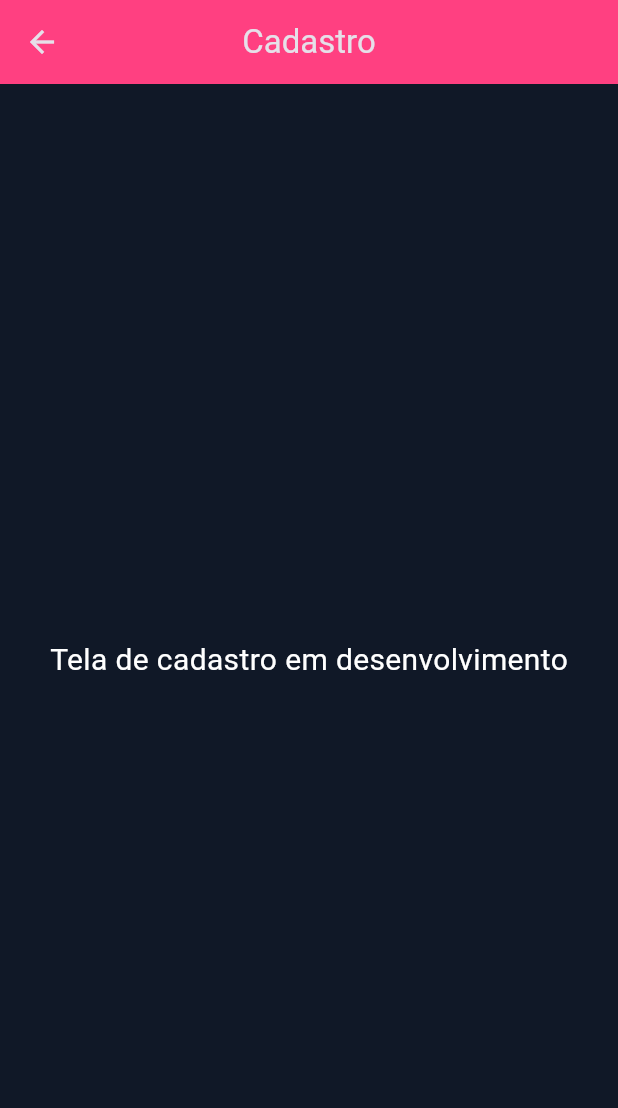
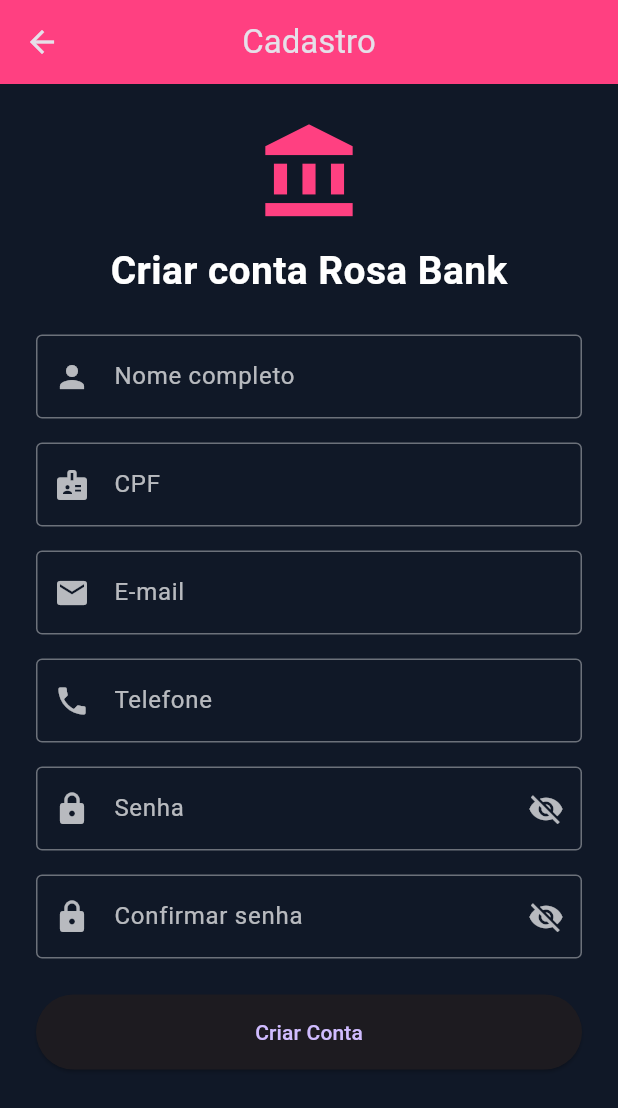
Before and after one commit to Rosangeladias88/rosa-bank, a Flutter app: the CadastroPage screen opened by its route, on a phone screen of 412 x 824 dp. Shown: the top 1108 px of the screen. Run offline on Flutter 3.47's test engine with Material 3 defaults, Android fonts, the phone set to English and light mode, and no system bars; our stand-ins replace fl_chart, shared_preferences; accounts and stored records are empty.

Commit message:
Adiciona formulario de cadastro

```diff
--- a/lib/cadastro.dart
+++ b/lib/cadastro.dart
@@ -1,7 +1,31 @@
 import 'package:flutter/material.dart';
 
-class CadastroPage extends StatelessWidget {
+class CadastroPage extends StatefulWidget {
   const CadastroPage({super.key});
+
+  @override
+  State<CadastroPage> createState() => _CadastroPageState();
+}
+
+class _CadastroPageState extends State<CadastroPage> {
+  final _formCadastro = GlobalKey<FormState>();
+
+  bool mostrarSenha = false;
+  bool mostrarConfirmarSenha = false;
+
+  String senha = '';
+
+  void criarConta() {
+    if (_formCadastro.currentState!.validate()) {
+      ScaffoldMessenger.of(context).showSnackBar(
+        const SnackBar(
+          content: Text('Conta criada com sucesso!'),
+        ),
+      );
+
+      Navigator.pop(context);
+    }
+  }
 
   @override
   Widget build(BuildContext context) {
@@ -12,12 +36,167 @@
         backgroundColor: Colors.pinkAccent,
         centerTitle: true,
       ),
-      body: const Center(
-        child: Text(
-          'Tela de cadastro em desenvolvimento',
-          style: TextStyle(color: Colors.white, fontSize: 20),
+      body: SingleChildScrollView(
+        child: Padding(
+          padding: const EdgeInsets.all(24),
+          child: Form(
+            key: _formCadastro,
+            child: Column(
+              children: [
+                const Icon(
+                  Icons.account_balance,
+                  size: 70,
+                  color: Colors.pinkAccent,
+                ),
+
+                const SizedBox(height: 12),
+
+                const Text(
+                  'Criar conta Rosa Bank',
+                  style: TextStyle(
+                    color: Colors.white,
+                    fontSize: 26,
+                    fontWeight: FontWeight.bold,
+                  ),
+                ),
+
+                const SizedBox(height: 24),
+
+                campoTexto('Nome completo', Icons.person),
+
+                const SizedBox(height: 16),
+
+                campoTexto('CPF', Icons.badge),
+
+                const SizedBox(height: 16),
+
+                campoTexto('E-mail', Icons.email),
+
+                const SizedBox(height: 16),
+
+                campoTexto('Telefone', Icons.phone),
+
+                const SizedBox(height: 16),
+
+                TextFormField(
+                  obscureText: !mostrarSenha,
+                  style: const TextStyle(color: Colors.white),
+                  decoration: InputDecoration(
+                    labelText: 'Senha',
+                    labelStyle: const TextStyle(color: Colors.white70),
+                    prefixIcon: const Icon(Icons.lock, color: Colors.white70),
+                    suffixIcon: IconButton(
+                      icon: Icon(
+                        mostrarSenha
+                            ? Icons.visibility
+                            : Icons.visibility_off,
+                        color: Colors.white70,
+                      ),
+                      onPressed: () {
+                        setState(() {
+                          mostrarSenha = !mostrarSenha;
+                        });
+                      },
+                    ),
+                    enabledBorder: const OutlineInputBorder(
+                      borderSide: BorderSide(color: Colors.white38),
+                    ),
+                    focusedBorder: const OutlineInputBorder(
+                      borderSide: BorderSide(color: Colors.pinkAccent),
+                    ),
+                  ),
+                  validator: (value) {
+                    if (value == null || value.isEmpty) {
+                      return 'Informe uma senha';
+                    }
+                    if (value.length < 6) {
+                      return 'A senha deve ter pelo menos 6 caracteres';
+                    }
+                    return null;
+                  },
+                  onChanged: (value) {
+                    senha = value;
+                  },
+                ),
+
+                const SizedBox(height: 16),
+
+                TextFormField(
+                  obscureText: !mostrarConfirmarSenha,
+                  style: const TextStyle(color: Colors.white),
+                  decoration: InputDecoration(
+                    labelText: 'Confirmar senha',
+                    labelStyle: const TextStyle(color: Colors.white70),
+                    prefixIcon: const Icon(Icons.lock, color: Colors.white70),
+                    suffixIcon: IconButton(
+                      icon: Icon(
+                        mostrarConfirmarSenha
+                            ? Icons.visibility
+                            : Icons.visibility_off,
+                        color: Colors.white70,
+                      ),
+                      onPressed: () {
+                        setState(() {
+                          mostrarConfirmarSenha = !mostrarConfirmarSenha;
+                        });
+                      },
+                    ),
+                    enabledBorder: const OutlineInputBorder(
+                      borderSide: BorderSide(color: Colors.white38),
+                    ),
+                    focusedBorder: const OutlineInputBorder(
+                      borderSide: BorderSide(color: Colors.pinkAccent),
+                    ),
+                  ),
+                  validator: (value) {
+                    if (value == null || value.isEmpty) {
+                      return 'Confirme sua senha';
+                    }
+                    if (value != senha) {
+                      return 'As senhas não são iguais';
+                    }
+                    return null;
+                  },
+                ),
+
+                const SizedBox(height: 24),
+
+                SizedBox(
+                  width: double.infinity,
+                  height: 50,
+                  child: ElevatedButton(
+                    onPressed: criarConta,
+                    child: const Text('Criar Conta'),
+                  ),
+                ),
+              ],
+            ),
+          ),
         ),
       ),
     );
   }
+
+  Widget campoTexto(String label, IconData icone) {
+    return TextFormField(
+      style: const TextStyle(color: Colors.white),
+      decoration: InputDecoration(
+        labelText: label,
+        labelStyle: const TextStyle(color: Colors.white70),
+        prefixIcon: Icon(icone, color: Colors.white70),
+        enabledBorder: const OutlineInputBorder(
+          borderSide: BorderSide(color: Colors.white38),
+        ),
+        focusedBorder: const OutlineInputBorder(
+          borderSide: BorderSide(color: Colors.pinkAccent),
+        ),
+      ),
+      validator: (value) {
+        if (value == null || value.isEmpty) {
+          return 'Preencha o campo $label';
+        }
+        return null;
+      },
+    );
+  }
 }
```
